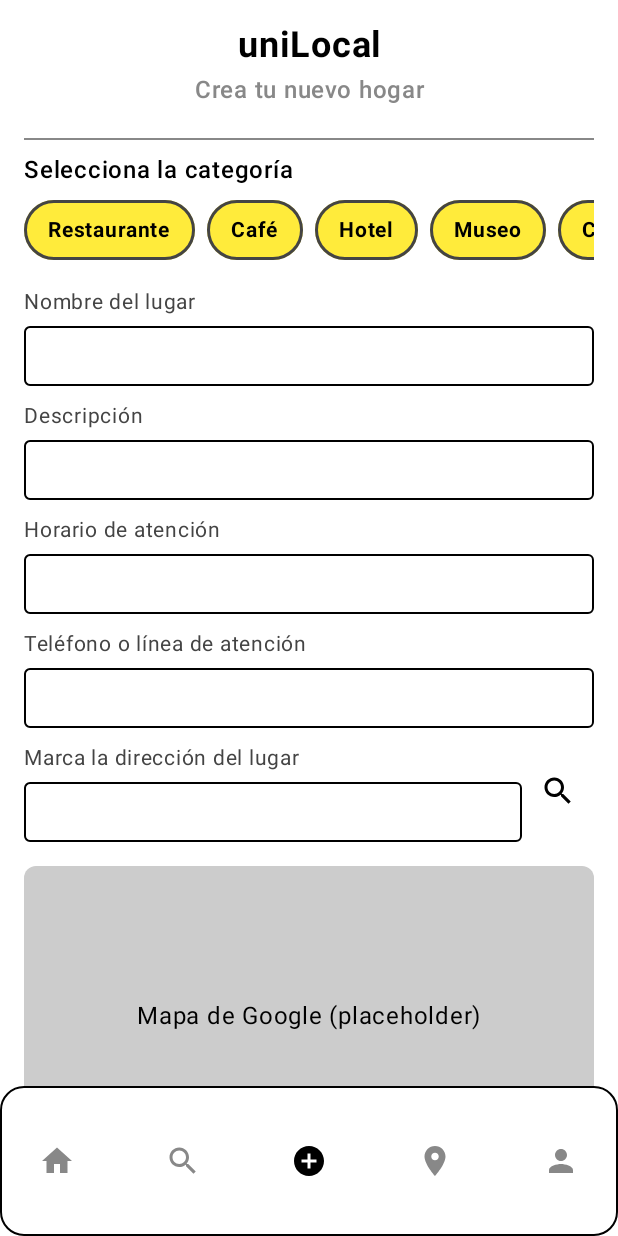
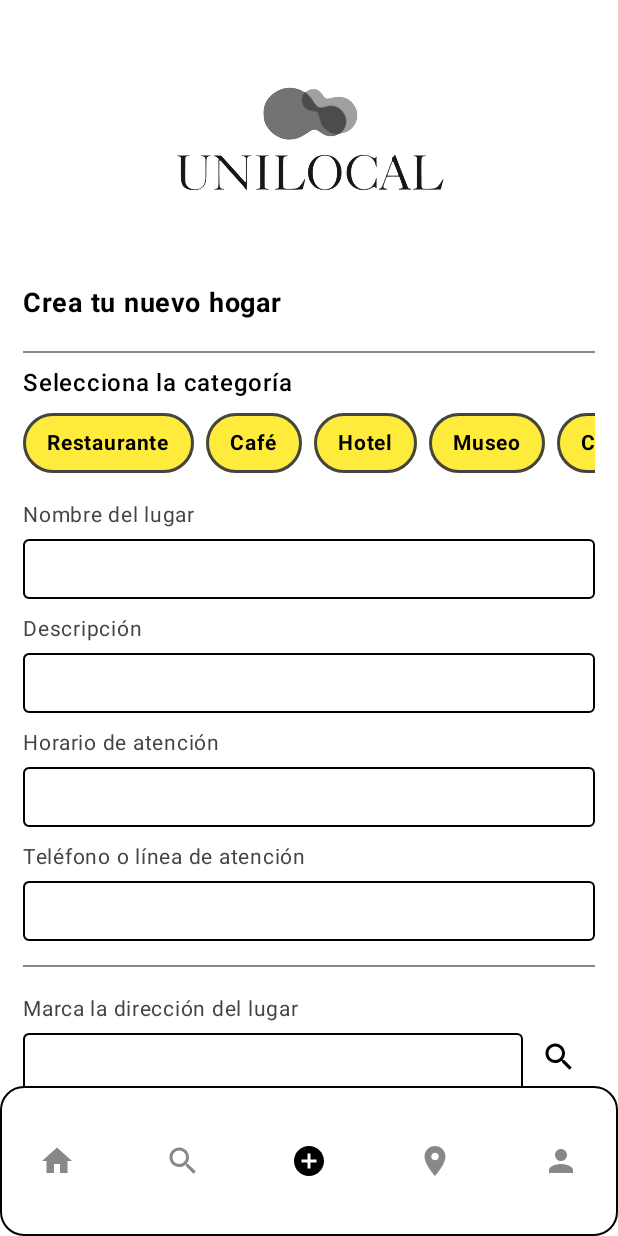
Before and after one commit to 678-juan/uniLocal, an Android app built with Jetpack Compose: the PrincipalUsuario screen opened through its navigation route, item 3 of the bottom bar chosen, on a phone screen of 412 x 824 dp. Run offline under Robolectric (Android 15) with nearby library versions, the phone set to English and light mode, and no system bars.

Commit message:
aactualizo interfaces y modifico interfaz crear lugar

```diff
--- a/app/src/main/java/com/example/unilocal/ui/pantallas/usuario/Taps/CrearLugar.kt
+++ b/app/src/main/java/com/example/unilocal/ui/pantallas/usuario/Taps/CrearLugar.kt
@@ -1,6 +1,7 @@
 package com.example.unilocal.ui.pantallas.usuario.Taps
 
 
+import androidx.compose.foundation.Image
 import androidx.compose.foundation.background
 import androidx.compose.foundation.border
 import androidx.compose.foundation.clickable
@@ -23,6 +24,7 @@ import androidx.compose.ui.unit.sp
 import com.example.unilocal.R
 
 import androidx.compose.foundation.verticalScroll
+import androidx.compose.ui.res.painterResource
 import com.example.unilocal.ui.componentes.BotonPrincipal
 import com.example.unilocal.ui.componentes.CampoTexto
 
@@ -47,32 +49,42 @@ fun CrearLugar() {
         modifier = Modifier
             .fillMaxSize()
             .verticalScroll(rememberScrollState())
-            .padding(16.dp)
+            .padding(horizontal = 15.dp),
+        horizontalAlignment = Alignment.CenterHorizontally,
+        verticalArrangement = Arrangement.Top
+
     ) {
-        // --- Título ---
+
+        Image(
+            painter = painterResource(id = R.drawable.logo),
+            contentDescription = stringResource(R.string.app_name),
+            modifier = Modifier
+                .size(190.dp)
+
+        )
+
+
+
+
         Text(
-            text = stringResource(R.string.app_name),
-            fontSize = 24.sp,
+            text = stringResource(R.string.crea_nuevo_hogar),
+            fontSize = 18.sp,
             fontWeight = FontWeight.Bold,
-            textAlign = TextAlign.Center,
+            color = Color.Black,
+            textAlign = TextAlign.Start,
             modifier = Modifier.fillMaxWidth()
         )
-        Spacer(modifier = Modifier.height(4.dp))
 
-        // --- Subtítulo ---
-        Text(
-            text = stringResource(R.string.crea_nuevo_hogar),
-            fontSize = 16.sp,
-            fontWeight = FontWeight.Medium,
-            textAlign = TextAlign.Center,
-            color = Color.Gray,
-            modifier = Modifier.fillMaxWidth()
-        )
         Spacer(modifier = Modifier.height(12.dp))
         Divider(modifier = Modifier.padding(vertical = 8.dp), color = Color.Gray)
 
-        // --- Categorías ---
-        Text(text = stringResource(R.string.selecciona_categoria), fontWeight = FontWeight.Medium)
+        // categoria
+        Text(
+            text = stringResource(R.string.selecciona_categoria),
+            fontWeight = FontWeight.Medium,
+            color = Color.Black,
+            modifier = Modifier.fillMaxWidth()
+        )
         Spacer(modifier = Modifier.height(8.dp))
 
         Row(
@@ -97,7 +109,7 @@ fun CrearLugar() {
 
         Spacer(modifier = Modifier.height(16.dp))
 
-        // --- Campos de texto personalizados ---
+        // Campos de texto
         CampoTexto(
             valor = nombre,
             cuandoCambia = { nombre = it },
@@ -122,12 +134,18 @@ fun CrearLugar() {
         CampoTexto(
             valor = telefono,
             cuandoCambia = { telefono = it },
-            etiqueta = stringResource(R.string.telefono_lugar),
-
+            etiqueta = stringResource(R.string.telefono_lugar)
         )
         Spacer(modifier = Modifier.height(8.dp))
 
-        // Dirección con lupa
+        Divider(
+            modifier = Modifier
+                .fillMaxWidth()
+                .padding(vertical = 8.dp),
+            color = Color.Gray,
+            thickness = 1.dp
+        )
+        Spacer(modifier = Modifier.height(8.dp))
         Row(verticalAlignment = Alignment.CenterVertically) {
             CampoTexto(
                 valor = direccion,
@@ -135,14 +153,17 @@ fun CrearLugar() {
                 etiqueta = stringResource(R.string.marca_direccion),
                 modificador = Modifier.weight(1f)
             )
-            IconButton(onClick = { /* abrir mapa */ }) {
+            IconButton(
+                onClick = { /* abrir mapa */ },
+                modifier = Modifier.align(Alignment.Bottom)
+            ) {
                 Icon(imageVector = Icons.Default.Search, contentDescription = "Buscar en mapa")
             }
         }
 
         Spacer(modifier = Modifier.height(16.dp))
 
-        // --- Mapa ---
+        // mapa
         Box(
             modifier = Modifier
                 .fillMaxWidth()
@@ -157,8 +178,13 @@ fun CrearLugar() {
         Divider(color = Color.Gray, thickness = 1.dp)
         Spacer(modifier = Modifier.height(16.dp))
 
-        // --- Galería ---
-        Text(text = stringResource(R.string.selecciona_foto), fontWeight = FontWeight.Medium)
+        // galeria
+        Text(
+            text = stringResource(R.string.selecciona_foto),
+            fontWeight = FontWeight.Medium,
+            color = Color.Black,
+            modifier = Modifier.fillMaxWidth()
+        )
         Spacer(modifier = Modifier.height(8.dp))
         Box(
             modifier = Modifier
@@ -172,11 +198,12 @@ fun CrearLugar() {
 
         Spacer(modifier = Modifier.height(16.dp))
 
-
         BotonPrincipal(
             texto = stringResource(R.string.boton_guardar),
             onClick = { /* guardar */ },
-            modifier = Modifier.height(50.dp)
+            modifier = Modifier
+                .fillMaxWidth()
+                .height(50.dp)
         )
     }
 }
```
